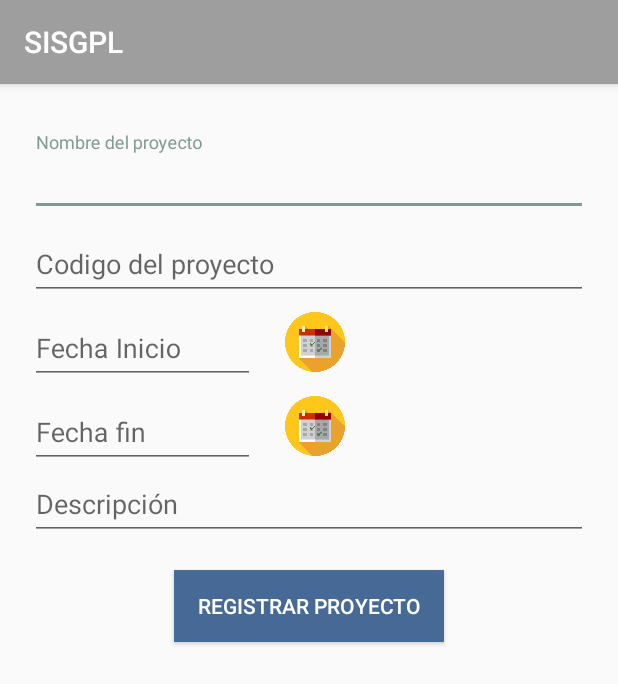
After one commit to ArquitecturaSW/AppSGPL, an Android app: the RegistrarProyecto screen opened directly, with no data from a screen before it, on a phone screen of 412 x 824 dp. The commit adds this screen. Shown: the top 684 px of the screen. Run offline under Robolectric (Android 15) with nearby library versions, the phone set to English and light mode, and no system bars.

Commit message:
mas funcionalidades

```diff
--- a/app/build.gradle
+++ b/app/build.gradle
@@ -18,8 +18,8 @@ android {
         }
     }
 }
-repositories{
-    maven{
+repositories {
+    maven {
         url "http://dl.bintray.com/lukaville/maven"
     }
 }
@@ -46,5 +46,6 @@ dependencies {
     compile 'net.gotev:uploadservice:3.2.4'
     compile 'com.github.PhilJay:MPAndroidChart:v3.0.2'
     compile 'com.nbsp:library:1.09'
+    compile 'com.squareup.retrofit2:adapter-rxjava:2.0.2'
     testCompile 'junit:junit:4.12'
 }
--- a/app/src/main/java/arquitectura/proyecto/android/appsgpl/Activities/DetalleProyecto.java
+++ b/app/src/main/java/arquitectura/proyecto/android/appsgpl/Activities/DetalleProyecto.java
@@ -46,6 +46,7 @@ public class DetalleProyecto extends AppCompatActivity {
     TextView fechaf;
     TextView monto;
     TextView descripcion;
+    Toolbar toolbar;
     @Override
     protected void onCreate(Bundle savedInstanceState) {
         super.onCreate(savedInstanceState);
--- a/app/src/main/java/arquitectura/proyecto/android/appsgpl/Interfaces/APIService.java
+++ b/app/src/main/java/arquitectura/proyecto/android/appsgpl/Interfaces/APIService.java
@@ -5,6 +5,7 @@ import arquitectura.proyecto.android.appsgpl.POJOS.Usuario;
 import retrofit2.Call;
 import retrofit2.http.Body;
 import retrofit2.http.POST;
+import rx.Observable;
 
 /**
  * Created by Jair Barzola on 01-May-17.
@@ -17,4 +18,7 @@ public interface APIService {
 
     @POST("loginJson.php")
     Call<PruebaLogin> iniciosesion(@Body Usuario usuario);
+
+    @POST("loginJson.php")
+    Observable<PruebaLogin> signIn(@Body Usuario usuario);
 }
--- a/app/src/main/java/arquitectura/proyecto/android/appsgpl/Activities/CrearCuenta.java
+++ b/app/src/main/java/arquitectura/proyecto/android/appsgpl/Registros/CrearCuenta.java
@@ -1,4 +1,4 @@
-package arquitectura.proyecto.android.appsgpl.Activities;
+package arquitectura.proyecto.android.appsgpl.Registros;
 
 import android.support.design.widget.TextInputEditText;
 import android.support.v7.app.AppCompatActivity;
--- /dev/null
+++ b/app/src/main/java/arquitectura/proyecto/android/appsgpl/Registros/RegistrarProyecto.java
@@ -0,0 +1,15 @@
+package arquitectura.proyecto.android.appsgpl.Registros;
+
+import android.support.v7.app.AppCompatActivity;
+import android.os.Bundle;
+
+import arquitectura.proyecto.android.appsgpl.R;
+
+public class RegistrarProyecto extends AppCompatActivity {
+
+    @Override
+    protected void onCreate(Bundle savedInstanceState) {
+        super.onCreate(savedInstanceState);
+        setContentView(R.layout.activity_registrar_proyecto);
+    }
+}
--- a/app/src/main/java/arquitectura/proyecto/android/appsgpl/Activities/PersonalND.java
+++ b/app/src/main/java/arquitectura/proyecto/android/appsgpl/Views/PersonalND.java
@@ -1,4 +1,4 @@
-package arquitectura.proyecto.android.appsgpl.Activities;
+package arquitectura.proyecto.android.appsgpl.Views;
 
 import android.content.Context;
 import android.support.v7.app.AppCompatActivity;
--- a/app/src/main/res/layout/activity_crear_cuenta.xml
+++ b/app/src/main/res/layout/activity_crear_cuenta.xml
@@ -5,7 +5,7 @@
     xmlns:app="http://schemas.android.com/apk/res-auto"
     android:layout_width="match_parent"
     android:layout_height="match_parent"
-    tools:context=".Activities.CrearCuenta">
+    tools:context=".Registros.CrearCuenta">
 <LinearLayout
     android:layout_width="match_parent"
     android:layout_height="match_parent"
@@ -140,6 +140,6 @@
         android:text="@string/registarcuenta"
         android:paddingLeft="24dp"
         android:paddingRight="24dp"
-        android:background="@color/colorB"/>
+        android:background="@color/colorA"/>
 </LinearLayout>
 </ScrollView>
--- a/app/src/main/res/layout/activity_registrar_entregable.xml
+++ b/app/src/main/res/layout/activity_registrar_entregable.xml
@@ -51,7 +51,7 @@
                 android:id="@+id/version_entregable"
                 android:layout_width="match_parent"
                 android:layout_height="wrap_content"
-                android:hint="Version Entregable"
+                android:hint="Versión del Entregable"
                 android:inputType="text"
                 android:maxLines="1"
                 android:singleLine="true" />
@@ -68,7 +68,7 @@
                 android:id="@+id/descrip_entregable"
                 android:layout_width="match_parent"
                 android:layout_height="wrap_content"
-                android:hint="Descripcion Entregable"
+                android:hint="Descripción Entregable"
                 android:inputType="text"
                 android:maxLines="3"
                 android:singleLine="true" />
@@ -113,7 +113,7 @@
             android:text="Registrar Entregable"
             android:layout_marginTop="32dp"
             android:padding="16dp"
-            android:background="@color/colorB"/>
+            android:background="@color/colorA"/>
 
     </LinearLayout>
 </ScrollView>
--- /dev/null
+++ b/app/src/main/res/layout/activity_registrar_proyecto.xml
@@ -0,0 +1,150 @@
+<?xml version="1.0" encoding="utf-8"?>
+<ScrollView
+    xmlns:android="http://schemas.android.com/apk/res/android"
+    xmlns:tools="http://schemas.android.com/tools"
+    xmlns:app="http://schemas.android.com/apk/res-auto"
+    android:layout_width="match_parent"
+    android:layout_height="match_parent">
+    <RelativeLayout
+
+        android:layout_width="match_parent"
+        android:focusableInTouchMode="true"
+        android:id="@+id/dialogo_crear_proyecto"
+        android:layout_height="wrap_content">
+
+
+        <android.support.design.widget.TextInputLayout
+            android:layout_width="match_parent"
+            android:layout_marginLeft="20dp"
+            android:layout_marginTop="32dp"
+            android:id="@+id/a"
+            android:layout_marginRight="20dp"
+            android:layout_height="wrap_content">
+
+            <android.support.design.widget.TextInputEditText
+                android:id="@+id/nombre_proyecto"
+                android:layout_width="match_parent"
+                android:layout_height="wrap_content"
+                android:hint="Nombre del proyecto"
+                android:inputType="text"
+                android:maxLines="1"
+                android:singleLine="true" />
+
+        </android.support.design.widget.TextInputLayout>
+
+
+        <android.support.design.widget.TextInputLayout
+            android:layout_width="match_parent"
+            android:layout_marginLeft="20dp"
+            android:id="@+id/h"
+            android:layout_below="@+id/a"
+            android:layout_marginRight="20dp"
+            android:layout_height="wrap_content">
+
+            <android.support.design.widget.TextInputEditText
+                android:id="@+id/code_proyecto"
+                android:layout_width="match_parent"
+                android:layout_height="wrap_content"
+                android:hint="Codigo del proyecto"
+                android:inputType="text"
+                android:maxLines="1"
+                android:singleLine="true" />
+
+        </android.support.design.widget.TextInputLayout>
+
+        <android.support.design.widget.TextInputLayout
+            android:layout_width="wrap_content"
+            android:layout_marginLeft="20dp"
+            android:id="@+id/b"
+            android:layout_below="@+id/h"
+            android:layout_marginRight="20dp"
+            android:layout_height="wrap_content">
+
+            <android.support.design.widget.TextInputEditText
+                android:id="@+id/fecha_inicio"
+                android:layout_width="150dp"
+                android:layout_height="wrap_content"
+                android:hint="Fecha Inicio"
+                android:inputType="text"
+                android:maxLines="1"
+                android:singleLine="true" />
+
+        </android.support.design.widget.TextInputLayout>
+        <ImageView
+            android:layout_below="@+id/h"
+            android:layout_width="40dp"
+            android:layout_height="40dp"
+            android:id="@+id/seleccionar_fecha_i"
+            android:layout_marginRight="20dp"
+            android:layout_toRightOf="@+id/b"
+            android:layout_marginTop="8dp"
+
+            android:src="@drawable/calendar"
+            />
+        <android.support.design.widget.TextInputLayout
+            android:layout_width="wrap_content"
+            android:layout_marginLeft="20dp"
+            android:id="@+id/c"
+            android:layout_below="@+id/b"
+            android:layout_marginRight="20dp"
+            android:layout_height="wrap_content">
+
+            <android.support.design.widget.TextInputEditText
+                android:id="@+id/fecha_fin"
+                android:layout_width="150dp"
+                android:layout_height="wrap_content"
+                android:hint="Fecha fin"
+                android:inputType="text"
+                android:maxLines="1"
+                android:singleLine="true" />
+
+        </android.support.design.widget.TextInputLayout>
+        <ImageView
+            android:layout_width="40dp"
+            android:layout_height="40dp"
+            android:id="@+id/seleccionar_fecha_f"
+            android:layout_marginRight="20dp"
+            android:src="@drawable/calendar"
+            android:layout_below="@+id/b"
+            android:layout_marginTop="8dp"
+            android:layout_toRightOf="@+id/c" />
+
+
+        <android.support.design.widget.TextInputLayout
+            android:layout_width="match_parent"
+            android:layout_marginLeft="20dp"
+            android:id="@+id/d"
+            android:layout_below="@+id/seleccionar_fecha_f"
+            android:layout_marginRight="20dp"
+            android:layout_height="wrap_content">
+
+            <android.support.design.widget.TextInputEditText
+                android:id="@+id/descripcion_proyecto"
+                android:layout_width="match_parent"
+                android:layout_height="wrap_content"
+                android:hint="Descripción"
+                android:inputType="text"
+                android:maxLines="3"
+                android:singleLine="true" />
+
+        </android.support.design.widget.TextInputLayout>
+
+
+        <Button
+            android:layout_width="180dp"
+            android:layout_height="wrap_content"
+            android:id="@+id/registrar_proyecto"
+            android:layout_marginRight="20dp"
+            android:layout_below="@+id/d"
+            android:layout_marginTop="20dp"
+            android:textColor="@android:color/white"
+            android:text="Registrar Proyecto"
+            android:layout_marginBottom="32dp"
+            android:background="@color/colorA"
+            android:layout_centerInParent="true"
+            />
+
+
+
+    </RelativeLayout>
+</ScrollView>
--- a/app/src/main/res/layout/fragment_three.xml
+++ b/app/src/main/res/layout/fragment_three.xml
@@ -12,7 +12,7 @@
         tools:listitem="@layout/list_item_actividad"
         app:layout_behavior="@string/appbar_scrolling_view_behavior"/>
     <android.support.design.widget.FloatingActionButton
-        android:id="@+id/fab"
+        android:id="@+id/fabThreeFragment"
         android:layout_width="wrap_content"
         android:layout_height="wrap_content"
         android:layout_alignParentBottom="true"
```
Also changed, not shown: app/src/main/AndroidManifest.xml (+7 -8 lines), app/src/main/java/arquitectura/proyecto/android/appsgpl/Activities/Login.java (+33 -6 lines), app/src/main/java/arquitectura/proyecto/android/appsgpl/Registros/RegistrarEntregable.java (renamed from app/src/main/java/arquitectura/proyecto/android/appsgpl/Activities/RegistrarEntregable.java, +3 -19 lines), app/src/main/java/arquitectura/proyecto/android/appsgpl/Views/MainActivity.java (+3 -27 lines), app/src/main/java/arquitectura/proyecto/android/appsgpl/Views/OneFragment.java (+1 -6 lines), app/src/main/java/arquitectura/proyecto/android/appsgpl/Views/ThreeFragment.java (+41 -0 lines), app/src/main/java/arquitectura/proyecto/android/appsgpl/Views/TwoFragment.java (+58 -3 lines), app/src/main/res/layout/registrar_proyecto.xml (deleted, +0 -150 lines).
